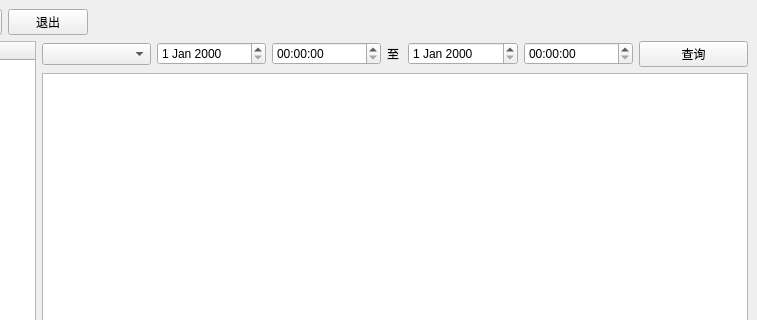
Qt form mainwindow.ui (guoqchen1001/TransTools) before a commit; both pictures show x 173 to 930 and y 0 to 320 of the 930 by 640 pixel window.
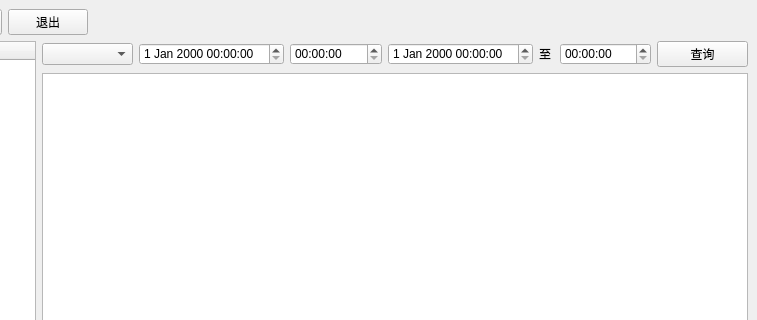
The same form after that commit.

```diff
--- a/mainwindow.ui
+++ b/mainwindow.ui
@@ -13,6 +13,9 @@
   <property name="windowTitle">
    <string>数据传输中心</string>
   </property>
+  <property name="styleSheet">
+   <string notr="true">gridline-color: qlineargradient(spread:pad, x1:0, y1:0, x2:1, y2:0, stop:0 rgba(0, 0, 0, 255), stop:1 rgba(255, 255, 255, 255));</string>
+  </property>
   <widget class="QWidget" name="centralwidget">
    <layout class="QGridLayout" name="gridLayout">
     <item row="1" column="1" colspan="2">
@@ -21,11 +24,14 @@
        <widget class="QComboBox" name="comboBox_ramge"/>
       </item>
       <item>
-       <widget class="QDateEdit" name="dateEdit_begin"/>
+       <widget class="QDateTimeEdit" name="dateTimeEdit_begin"/>
       </item>
       <item>
        <widget class="QTimeEdit" name="timeEdit_begin"/>
       </item>
+      <item>
+       <widget class="QDateTimeEdit" name="dateTimeEdit_end"/>
+      </item>
       <item>
        <widget class="QLabel" name="label_to">
         <property name="maximumSize">
@@ -39,9 +45,6 @@
         </property>
        </widget>
       </item>
-      <item>
-       <widget class="QDateEdit" name="dateEdit_end"/>
-      </item>
       <item>
        <widget class="QTimeEdit" name="timeEdit_end"/>
       </item>
```
